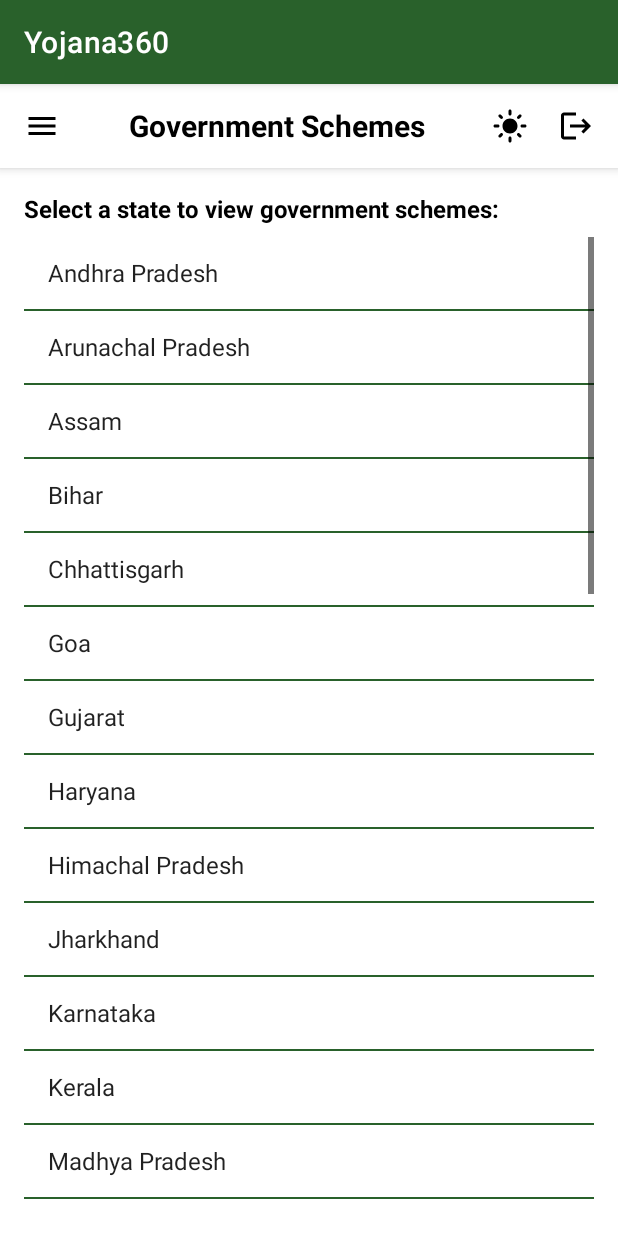
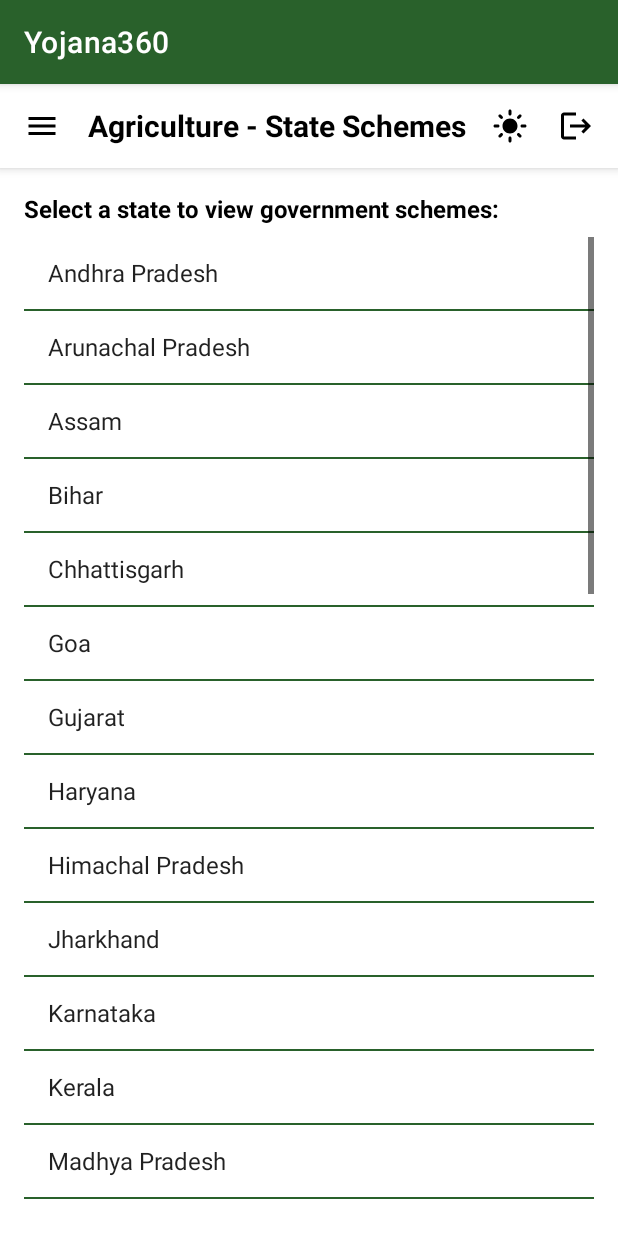
Before and after one commit to shashi-kumari/Government-Schemes-Mobile-Application-, an Android app: the GovernmentSchemesActivity screen opened directly, with no data from a screen before it, after a tap on "Andhra Pradesh", on a phone screen of 412 x 824 dp. Run offline under Robolectric (Android 15) with nearby library versions, the phone set to English and light mode, and no system bars; Roboto replaces fonts that are not available here.

Commit message:
Make state schemes sector-specific with configurable URL provider
Co-authored-by: shashi-kumari <126798878+shashi-kumari@users.noreply.github.com>

```diff
--- a/app/src/main/java/com/app/GovernmentSchemes/Agriculture_activity.java
+++ b/app/src/main/java/com/app/GovernmentSchemes/Agriculture_activity.java
@@ -44,6 +44,7 @@ public class Agriculture_activity extends BaseActivity {
 
         if (view.equals(govtSchemesButton)) {
             Intent govtSchemes = new Intent(Agriculture_activity.this, GovernmentSchemesActivity.class);
+            govtSchemes.putExtra(GovernmentSchemesActivity.EXTRA_SECTOR, SchemeSector.AGRICULTURE.name());
             startActivity(govtSchemes);
         }
     }
--- a/app/src/main/java/com/app/GovernmentSchemes/GovernmentSchemesActivity.java
+++ b/app/src/main/java/com/app/GovernmentSchemes/GovernmentSchemesActivity.java
@@ -11,8 +11,11 @@ import android.widget.TextView;
 import android.widget.Toast;
 
 public class GovernmentSchemesActivity extends BaseActivity {
+    public static final String EXTRA_SECTOR = "sector";
+
     ListView stateListView;
     TextView header_title;
+    SchemeSector sector;
 
     // List of all Indian states and Union Territories
     String[] indianStates = {
@@ -62,8 +65,20 @@ public class GovernmentSchemesActivity extends BaseActivity {
         // Setup common navigation elements
         setupCommonViews();
 
+        // Get the sector from intent, default to AGRICULTURE if not provided
+        String sectorName = getIntent().getStringExtra(EXTRA_SECTOR);
+        if (sectorName != null) {
+            try {
+                sector = SchemeSector.valueOf(sectorName);
+            } catch (IllegalArgumentException e) {
+                sector = SchemeSector.AGRICULTURE;
+            }
+        } else {
+            sector = SchemeSector.AGRICULTURE;
+        }
+
         header_title = findViewById(R.id.header_title);
-        header_title.setText("Government Schemes");
+        header_title.setText(sector.getDisplayName() + " - State Schemes");
 
         stateListView = findViewById(R.id.state_list_view);
 
@@ -87,12 +102,12 @@ public class GovernmentSchemesActivity extends BaseActivity {
     }
 
     private void handleStateClick(String stateName) {
-        StateScheme scheme = StateScheme.fromStateName(stateName);
-        if (scheme != null && scheme.getUrl() != null && !scheme.getUrl().isEmpty()) {
-            Intent browserIntent = new Intent(Intent.ACTION_VIEW, Uri.parse(scheme.getUrl()));
+        String url = StateSchemeProvider.getStateUrl(sector, stateName);
+        if (url != null && !url.isEmpty()) {
+            Intent browserIntent = new Intent(Intent.ACTION_VIEW, Uri.parse(url));
             startActivity(browserIntent);
         } else {
-            Toast.makeText(this, "No scheme URL available for " + stateName, Toast.LENGTH_SHORT).show();
+            Toast.makeText(this, "No " + sector.getDisplayName().toLowerCase() + " scheme URL available for " + stateName, Toast.LENGTH_SHORT).show();
         }
     }
 
--- /dev/null
+++ b/app/src/main/java/com/app/GovernmentSchemes/SchemeSector.java
@@ -0,0 +1,20 @@
+package com.app.GovernmentSchemes;
+
+public enum SchemeSector {
+    AGRICULTURE("Agriculture"),
+    BANKING("Banking"),
+    BUSINESS("Business"),
+    EDUCATION("Education"),
+    HEALTH("Health"),
+    HOUSING("Housing");
+
+    private final String displayName;
+
+    SchemeSector(String displayName) {
+        this.displayName = displayName;
+    }
+
+    public String getDisplayName() {
+        return displayName;
+    }
+}
--- /dev/null
+++ b/app/src/main/java/com/app/GovernmentSchemes/StateSchemeProvider.java
@@ -0,0 +1,115 @@
+package com.app.GovernmentSchemes;
+
+import androidx.annotation.Nullable;
+import java.util.HashMap;
+import java.util.Map;
+
+public class StateSchemeProvider {
+
+    private static final Map<String, String> AGRICULTURE_URLS = new HashMap<>();
+    private static final Map<String, String> BANKING_URLS = new HashMap<>();
+    private static final Map<String, String> BUSINESS_URLS = new HashMap<>();
+    private static final Map<String, String> EDUCATION_URLS = new HashMap<>();
+    private static final Map<String, String> HEALTH_URLS = new HashMap<>();
+    private static final Map<String, String> HOUSING_URLS = new HashMap<>();
+
+    static {
+        // Agriculture URLs
+        AGRICULTURE_URLS.put("Andhra Pradesh", "https://agriwelfare.gov.in/en/AgricultureContigencyPlan/ANDHRA%20PRADESH");
+        AGRICULTURE_URLS.put("Arunachal Pradesh", "https://agriwelfare.gov.in/en/AgricultureContigencyPlan/ARUNACHAL%20PRADESH");
+        AGRICULTURE_URLS.put("Assam", "https://agriwelfare.gov.in/en/AgricultureContigencyPlan/ASSAM");
+        AGRICULTURE_URLS.put("Bihar", "https://agriwelfare.gov.in/en/AgricultureContigencyPlan/BIHAR");
+        AGRICULTURE_URLS.put("Chhattisgarh", "https://agriwelfare.gov.in/en/AgricultureContigencyPlan/CHHATTISGARH");
+        AGRICULTURE_URLS.put("Goa", "https://agri.goa.gov.in/wicket/page?4");
+        AGRICULTURE_URLS.put("Gujarat", "https://agriwelfare.gov.in/en/AgricultureContigencyPlan/GUJARAT");
+        AGRICULTURE_URLS.put("Haryana", "https://agriwelfare.gov.in/en/AgricultureContigencyPlan/HARYANA");
+        AGRICULTURE_URLS.put("Himachal Pradesh", "https://agriwelfare.gov.in/en/AgricultureContigencyPlan/HIMACHAL%20PRADESH");
+        AGRICULTURE_URLS.put("Jharkhand", "https://agriwelfare.gov.in/en/AgricultureContigencyPlan/JHARKHAND");
+        AGRICULTURE_URLS.put("Karnataka", "https://raitamitra.karnataka.gov.in/49/policy/en");
+        AGRICULTURE_URLS.put("Kerala", "https://agriwelfare.gov.in/en/AgricultureContigencyPlan/KERALA");
+        AGRICULTURE_URLS.put("Madhya Pradesh", "https://agriwelfare.gov.in/en/AgricultureContigencyPlan/MADHYA%20PRADESH");
+        AGRICULTURE_URLS.put("Maharashtra", "https://agriwelfare.gov.in/en/AgricultureContigencyPlan/MAHARASHTRA");
+        AGRICULTURE_URLS.put("Manipur", "https://agriwelfare.gov.in/en/AgricultureContigencyPlan/MANIPUR");
+        AGRICULTURE_URLS.put("Meghalaya", "https://agriwelfare.gov.in/en/AgricultureContigencyPlan/MEGHALAYA");
+        AGRICULTURE_URLS.put("Mizoram", "https://agriwelfare.gov.in/en/AgricultureContigencyPlan/MIZORAM");
+        AGRICULTURE_URLS.put("Nagaland", "https://agriwelfare.gov.in/en/AgricultureContigencyPlan/NAGALAND");
+        AGRICULTURE_URLS.put("Odisha", "https://agriwelfare.gov.in/en/AgricultureContigencyPlan/ODISHA");
+        AGRICULTURE_URLS.put("Punjab", "https://agriwelfare.gov.in/en/AgricultureContigencyPlan/PUNJAB");
+        AGRICULTURE_URLS.put("Rajasthan", "https://agriwelfare.gov.in/en/AgricultureContigencyPlan/RAJASTHAN");
+        AGRICULTURE_URLS.put("Sikkim", "https://agriwelfare.gov.in/en/AgricultureContigencyPlan/SIKKIM");
+        AGRICULTURE_URLS.put("Tamil Nadu", "https://agriwelfare.gov.in/en/AgricultureContigencyPlan/TAMIL%20NADU");
+        AGRICULTURE_URLS.put("Telangana", "https://agriwelfare.gov.in/en/AgricultureContigencyPlan/TELANGANA");
+        AGRICULTURE_URLS.put("Tripura", "https://agriwelfare.gov.in/en/AgricultureContigencyPlan/TRIPURA");
+        AGRICULTURE_URLS.put("Uttar Pradesh", "https://agriwelfare.gov.in/en/AgricultureContigencyPlan/UTTAR%20PRADESH");
+        AGRICULTURE_URLS.put("Uttarakhand", "https://agriwelfare.gov.in/en/AgricultureContigencyPlan/UTTARAKHAND");
+        AGRICULTURE_URLS.put("West Bengal", "https://agriwelfare.gov.in/en/AgricultureContigencyPlan/WEST%20BENGAL");
+        AGRICULTURE_URLS.put("Andaman and Nicobar Islands", "https://ddd.gov.in/agriculture-department/");
+        AGRICULTURE_URLS.put("Chandigarh", "https://chandigarhdistrict.nic.in/agriculture/");
+        AGRICULTURE_URLS.put("Dadra and Nagar Haveli and Daman and Diu", "https://ddd.gov.in/agriculture-department/");
+        AGRICULTURE_URLS.put("Delhi", "https://development.delhi.gov.in/development/agriculture-unit");
+        AGRICULTURE_URLS.put("Jammu and Kashmir", "https://agriwelfare.gov.in/en/AgricultureContigencyPlan/JAMMU%20AND%20KASHMIR");
+        AGRICULTURE_URLS.put("Ladakh", "https://ladakh.gov.in/agriculture/");
+        AGRICULTURE_URLS.put("Lakshadweep", "https://lakshadweep.gov.in/departments/agriculture/");
+        AGRICULTURE_URLS.put("Puducherry", "https://pdmc.da.gov.in/files/annual-action-plan/AAP202324/Puducherry%20Revised%20AAP%202023-24.pdf");
+
+        // Banking URLs - placeholder URLs for demonstration
+        BANKING_URLS.put("Andhra Pradesh", "https://www.india.gov.in/state-government-portal");
+        BANKING_URLS.put("Karnataka", "https://www.india.gov.in/state-government-portal");
+        BANKING_URLS.put("Maharashtra", "https://www.india.gov.in/state-government-portal");
+        BANKING_URLS.put("Tamil Nadu", "https://www.india.gov.in/state-government-portal");
+        BANKING_URLS.put("Uttar Pradesh", "https://www.india.gov.in/state-government-portal");
+
+        // Business URLs - placeholder URLs for demonstration
+        BUSINESS_URLS.put("Andhra Pradesh", "https://www.india.gov.in/state-government-portal");
+        BUSINESS_URLS.put("Karnataka", "https://www.india.gov.in/state-government-portal");
+        BUSINESS_URLS.put("Maharashtra", "https://www.india.gov.in/state-government-portal");
+        BUSINESS_URLS.put("Tamil Nadu", "https://www.india.gov.in/state-government-portal");
+        BUSINESS_URLS.put("Uttar Pradesh", "https://www.india.gov.in/state-government-portal");
+
+        // Education URLs - placeholder URLs for demonstration
+        EDUCATION_URLS.put("Andhra Pradesh", "https://www.india.gov.in/state-government-portal");
+        EDUCATION_URLS.put("Karnataka", "https://www.india.gov.in/state-government-portal");
+        EDUCATION_URLS.put("Maharashtra", "https://www.india.gov.in/state-government-portal");
+        EDUCATION_URLS.put("Tamil Nadu", "https://www.india.gov.in/state-government-portal");
+        EDUCATION_URLS.put("Uttar Pradesh", "https://www.india.gov.in/state-government-portal");
+
+        // Health URLs - placeholder URLs for demonstration
+        HEALTH_URLS.put("Andhra Pradesh", "https://www.india.gov.in/state-government-portal");
+        HEALTH_URLS.put("Karnataka", "https://www.india.gov.in/state-government-portal");
+        HEALTH_URLS.put("Maharashtra", "https://www.india.gov.in/state-government-portal");
+        HEALTH_URLS.put("Tamil Nadu", "https://www.india.gov.in/state-government-portal");
+        HEALTH_URLS.put("Uttar Pradesh", "https://www.india.gov.in/state-government-portal");
+
+        // Housing URLs - placeholder URLs for demonstration
+        HOUSING_URLS.put("Andhra Pradesh", "https://www.india.gov.in/state-government-portal");
+        HOUSING_URLS.put("Karnataka", "https://www.india.gov.in/state-government-portal");
+        HOUSING_URLS.put("Maharashtra", "https://www.india.gov.in/state-government-portal");
+        HOUSING_URLS.put("Tamil Nadu", "https://www.india.gov.in/state-government-portal");
+        HOUSING_URLS.put("Uttar Pradesh", "https://www.india.gov.in/state-government-portal");
+    }
+
+    @Nullable
+    public static String getStateUrl(SchemeSector sector, String stateName) {
+        Map<String, String> urls = getUrlMapForSector(sector);
+        return urls.get(stateName);
+    }
+
+    private static Map<String, String> getUrlMapForSector(SchemeSector sector) {
+        switch (sector) {
+            case AGRICULTURE:
+                return AGRICULTURE_URLS;
+            case BANKING:
+                return BANKING_URLS;
+            case BUSINESS:
+                return BUSINESS_URLS;
+            case EDUCATION:
+                return EDUCATION_URLS;
+            case HEALTH:
+                return HEALTH_URLS;
+            case HOUSING:
+                return HOUSING_URLS;
+            default:
+                return new HashMap<>();
+        }
+    }
+}
--- a/app/src/main/java/com/app/GovernmentSchemes/banking_activity.java
+++ b/app/src/main/java/com/app/GovernmentSchemes/banking_activity.java
@@ -44,6 +44,7 @@ public class banking_activity extends BaseActivity {
 
         if (view.equals(govtSchemesButton)) {
             Intent govtSchemes = new Intent(banking_activity.this, GovernmentSchemesActivity.class);
+            govtSchemes.putExtra(GovernmentSchemesActivity.EXTRA_SECTOR, SchemeSector.BANKING.name());
             startActivity(govtSchemes);
         }
     }
--- a/app/src/main/java/com/app/GovernmentSchemes/business_activity.java
+++ b/app/src/main/java/com/app/GovernmentSchemes/business_activity.java
@@ -44,6 +44,7 @@ public class business_activity extends BaseActivity {
 
         if (view.equals(govtSchemesButton)) {
             Intent govtSchemes = new Intent(business_activity.this, GovernmentSchemesActivity.class);
+            govtSchemes.putExtra(GovernmentSchemesActivity.EXTRA_SECTOR, SchemeSector.BUSINESS.name());
             startActivity(govtSchemes);
         }
     }
--- a/app/src/main/java/com/app/GovernmentSchemes/education_activity.java
+++ b/app/src/main/java/com/app/GovernmentSchemes/education_activity.java
@@ -44,6 +44,7 @@ public class education_activity extends BaseActivity {
 
         if (view.equals(govtSchemesButton)) {
             Intent govtSchemes = new Intent(education_activity.this, GovernmentSchemesActivity.class);
+            govtSchemes.putExtra(GovernmentSchemesActivity.EXTRA_SECTOR, SchemeSector.EDUCATION.name());
             startActivity(govtSchemes);
         }
     }
--- a/app/src/main/java/com/app/GovernmentSchemes/health_activity.java
+++ b/app/src/main/java/com/app/GovernmentSchemes/health_activity.java
@@ -44,6 +44,7 @@ public class health_activity extends BaseActivity {
 
         if (view.equals(govtSchemesButton)) {
             Intent govtSchemes = new Intent(health_activity.this, GovernmentSchemesActivity.class);
+            govtSchemes.putExtra(GovernmentSchemesActivity.EXTRA_SECTOR, SchemeSector.HEALTH.name());
             startActivity(govtSchemes);
         }
     }
--- a/app/src/main/java/com/app/GovernmentSchemes/housing_activity.java
+++ b/app/src/main/java/com/app/GovernmentSchemes/housing_activity.java
@@ -44,6 +44,7 @@ public class housing_activity extends BaseActivity {
 
         if (view.equals(govtSchemesButton)) {
             Intent govtSchemes = new Intent(housing_activity.this, GovernmentSchemesActivity.class);
+            govtSchemes.putExtra(GovernmentSchemesActivity.EXTRA_SECTOR, SchemeSector.HOUSING.name());
             startActivity(govtSchemes);
         }
     }
```
